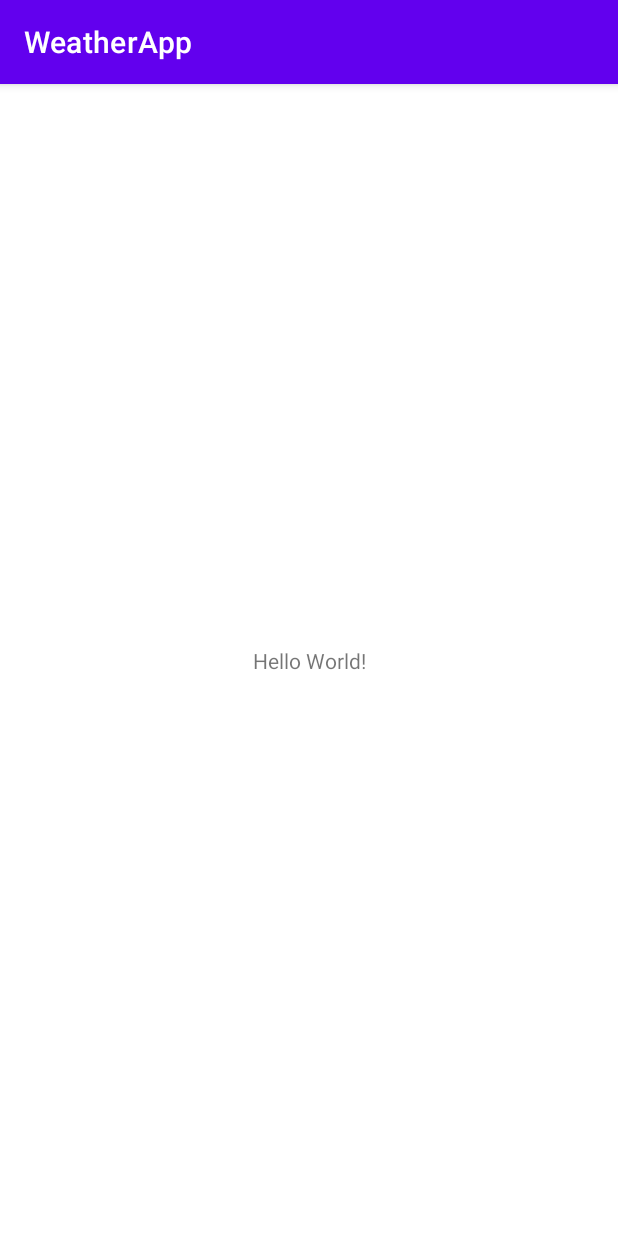
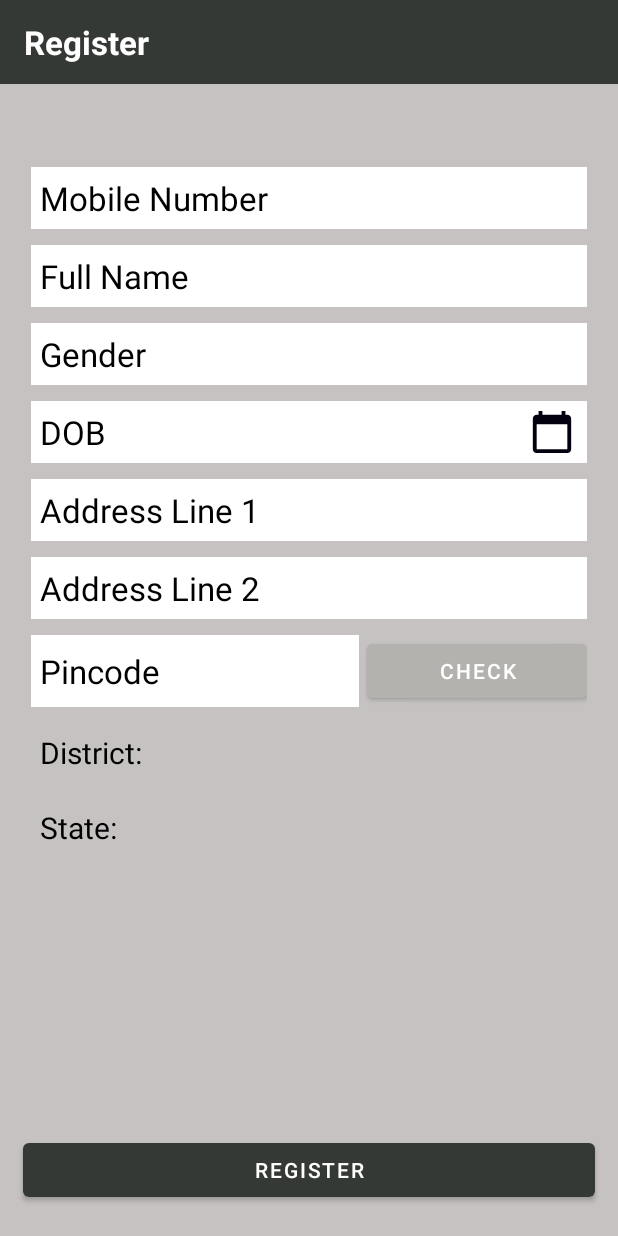
Before and after one commit to Kakashi-23/WeatherApp, an Android app: the screen it shows after launch (MainActivity before the commit, RegistrationActivity after it), on a phone screen of 412 x 824 dp. Run offline under Robolectric (Android 15) with nearby library versions, the phone set to English and light mode, and no system bars.

Commit message:
registration activity setup

```diff
--- a/app/src/main/AndroidManifest.xml
+++ b/app/src/main/AndroidManifest.xml
@@ -9,13 +9,14 @@
         android:roundIcon="@mipmap/ic_launcher_round"
         android:supportsRtl="true"
         android:theme="@style/Theme.WeatherApp">
-        <activity android:name=".MainActivity">
+        <activity android:name=".RegistrationActivity">
             <intent-filter>
                 <action android:name="android.intent.action.MAIN" />
 
                 <category android:name="android.intent.category.LAUNCHER" />
             </intent-filter>
         </activity>
+        <activity android:name=".MainActivity"></activity>
     </application>
 
 </manifest>
--- /dev/null
+++ b/app/src/main/java/com/example/weatherapp/DatePickerFragment.kt
@@ -0,0 +1,4 @@
+package com.example.weatherapp
+ class DatePickerFragment(){
+
+ }
--- /dev/null
+++ b/app/src/main/java/com/example/weatherapp/RegistrationActivity.kt
@@ -0,0 +1,125 @@
+package com.example.weatherapp
+
+import androidx.appcompat.app.AppCompatActivity
+import android.os.Bundle
+import android.text.InputType
+import android.view.View
+import android.widget.*
+import com.google.android.material.appbar.MaterialToolbar
+import com.google.android.material.textfield.MaterialAutoCompleteTextView
+import java.util.*
+
+class RegistrationActivity : AppCompatActivity() {
+
+    lateinit var toolbar:MaterialToolbar
+    lateinit var mobileNo:EditText
+    lateinit var fullName:EditText
+    lateinit var gender:AutoCompleteTextView
+    lateinit var dob:EditText
+    lateinit var addressLine1:EditText
+    lateinit var addressLine2:EditText
+    lateinit var pincode:EditText
+    lateinit var dateIcon:ImageView
+    lateinit var checkButton:Button
+    lateinit var registerButton:Button
+    lateinit var district:TextView
+    lateinit var state:TextView
+
+    val genderSpinnerValues= arrayOf("Male","Female","Other")
+   // lateinit var genderDropdown:AutoCompleteTextView
+    override fun onCreate(savedInstanceState: Bundle?) {
+        super.onCreate(savedInstanceState)
+        setContentView(R.layout.activity_registration)
+        init()
+        buttonClickFunctions()
+        dobSpinner()
+
+
+    }
+
+    private fun init(){
+        toolbar = findViewById(R.id.toolbar)
+        mobileNo=findViewById(R.id.mobileNo)
+        fullName=findViewById(R.id.fullName)
+        gender=findViewById(R.id.gender)
+        dob=findViewById(R.id.dob)
+        addressLine1=findViewById(R.id.address_line_1)
+        addressLine2=findViewById(R.id.address_line_2)
+        pincode=findViewById(R.id.pincode)
+        checkButton=findViewById(R.id.check_pincode)
+        dateIcon=findViewById(R.id.calender_icon)
+        registerButton=findViewById(R.id.register)
+        district=findViewById(R.id.district)
+        state=findViewById(R.id.state)
+    //    genderDropdown=findViewById(R.id.genderDropDown)
+        dateIcon.setColorFilter(R.color.black)
+        gender.inputType=InputType.TYPE_NULL
+        dob.inputType=InputType.TYPE_NULL
+       // TODO pincode  check color change
+
+    }
+    private fun buttonClickFunctions(){
+        checkButton.setOnClickListener {
+            // TODO get Pincode api result
+            Toast.makeText(this,"here",Toast.LENGTH_SHORT).show()
+
+        }
+        registerButton.setOnClickListener {
+            checkEnteredData()
+           Toast.makeText(this,"Entered data passes",Toast.LENGTH_SHORT).show()
+        }
+
+        dateIcon.setOnClickListener {
+            // TODO date selection dialog
+        }
+    }
+
+    private fun checkEnteredData() {
+        if (mobileNo.text.isNullOrBlank()){
+            mobileNo.error = "Enter Mobile No"
+            return
+        }else if (fullName.text.isNullOrBlank()){
+            fullName.error = "Enter Name"
+            return
+        }else if (gender.text.isNullOrBlank()){
+            gender.error = "Select gender"
+            return
+        }else if (dob.text.isNullOrBlank()){
+            dob.error = "Enter Date of Birth"
+            return
+        }else if (addressLine1.text.isNullOrBlank()){
+            addressLine1.error = "Enter address"
+            return
+        }else if (pincode.text.isNullOrBlank()){
+            pincode.error = "Enter Pin-code"
+            return
+        }else if (addressLine1.text.toString().length<3){
+            addressLine1.error = "Address should be minimun 3 letters"
+            return
+        }else if (mobileNo.text.toString().length<10){
+            mobileNo.error = "Enter correct Mobile No"
+            return
+        }
+    }
+
+    private fun dobSpinner(){
+        val dropdownAdapter = ArrayAdapter(this,
+                R.layout.support_simple_spinner_dropdown_item,genderSpinnerValues)
+       gender.setAdapter(dropdownAdapter)
+       gender.threshold= Int.MAX_VALUE
+        gender.onItemSelectedListener=object : AdapterView.OnItemSelectedListener{
+            override fun onItemSelected(p0: AdapterView<*>?, p1: View?, p2: Int, p3: Long) {
+               gender.setText(genderSpinnerValues[p2])
+            }
+            override fun onNothingSelected(p0: AdapterView<*>?) {
+                TODO("Not yet implemented")
+
+            }
+
+        }
+        gender.setOnClickListener {
+            gender.showDropDown()
+
+        }
+    }
+}
--- /dev/null
+++ b/app/src/main/res/drawable/ic_calender_icon.xml
@@ -0,0 +1,10 @@
+<vector xmlns:android="http://schemas.android.com/apk/res/android"
+    android:width="24dp"
+    android:height="24dp"
+    android:viewportWidth="24"
+    android:viewportHeight="24"
+    android:tint="?attr/colorControlNormal">
+  <path
+      android:fillColor="@android:color/black"
+      android:pathData="M20,3h-1L19,1h-2v2L7,3L7,1L5,1v2L4,3c-1.1,0 -2,0.9 -2,2v16c0,1.1 0.9,2 2,2h16c1.1,0 2,-0.9 2,-2L22,5c0,-1.1 -0.9,-2 -2,-2zM20,21L4,21L4,8h16v13z"/>
+</vector>
--- /dev/null
+++ b/app/src/main/res/layout/activity_registration.xml
@@ -0,0 +1,218 @@
+<?xml version="1.0" encoding="utf-8"?>
+<androidx.constraintlayout.widget.ConstraintLayout xmlns:android="http://schemas.android.com/apk/res/android"
+    xmlns:app="http://schemas.android.com/apk/res-auto"
+    xmlns:tools="http://schemas.android.com/tools"
+    android:layout_width="match_parent"
+    android:layout_height="match_parent"
+    tools:context=".RegistrationActivity"
+    android:background="@color/background_grey">
+
+    <com.google.android.material.appbar.MaterialToolbar
+        android:id="@+id/toolbar"
+        android:layout_width="match_parent"
+        android:layout_height="wrap_content"
+        app:layout_constraintStart_toStartOf="parent"
+        app:layout_constraintTop_toTopOf="parent"
+        app:layout_constraintEnd_toEndOf="parent"
+        android:background="@color/black_light"
+        android:gravity="center_vertical"
+        >
+        <TextView
+            android:layout_width="wrap_content"
+            android:layout_height="wrap_content"
+            app:layout_constraintTop_toTopOf="parent"
+            app:layout_constraintStart_toStartOf="parent"
+            android:text="Register"
+            android:textColor="@color/white"
+            android:textSize="22sp"
+            android:textStyle="bold"
+            />
+    </com.google.android.material.appbar.MaterialToolbar>
+
+    <LinearLayout
+        android:id="@+id/details_layout"
+        android:layout_width="match_parent"
+        android:layout_height="wrap_content"
+        android:layout_marginStart="15dp"
+        android:layout_marginTop="50dp"
+        android:layout_marginEnd="15dp"
+        android:orientation="vertical"
+        app:layout_constraintEnd_toEndOf="parent"
+        app:layout_constraintStart_toStartOf="parent"
+        app:layout_constraintTop_toBottomOf="@id/toolbar">
+
+        <EditText
+            android:id="@+id/mobileNo"
+            android:layout_width="match_parent"
+            android:layout_height="wrap_content"
+            android:background="@color/white"
+            android:hint="@string/mobile_number"
+            android:inputType="phone"
+            android:textColor="@color/black"
+            android:textColorHint="@color/black"
+            android:maxLength="10"
+            android:textSize="22sp"
+            android:padding="6dp"
+            android:layout_margin="5dp"
+            />
+
+        <EditText
+            android:id="@+id/fullName"
+            android:layout_width="match_parent"
+            android:layout_height="wrap_content"
+            android:background="@color/white"
+            android:hint="@string/full_name"
+            android:inputType="text"
+            android:maxLength="50"
+            android:textSize="22sp"
+            android:padding="6dp"
+            android:layout_margin="5dp"
+            android:textColor="@color/black"
+            android:textColorHint="@color/black"
+            />
+
+        <AutoCompleteTextView
+            android:id="@+id/gender"
+            android:layout_width="match_parent"
+            android:layout_height="wrap_content"
+            android:background="@color/white"
+            android:hint="@string/gender"
+            android:inputType="none"
+            style="@style/Widget.AppCompat.Spinner.DropDown"
+            android:textSize="22sp"
+            android:padding="6dp"
+            android:layout_margin="5dp"
+            android:textColor="@color/black"
+            android:textColorHint="@color/black"
+            android:clickable="true"
+            android:focusable="true" />
+        <LinearLayout
+            android:id="@+id/dob_layout"
+            android:layout_width="match_parent"
+            android:layout_height="wrap_content"
+            android:weightSum="2"
+            android:orientation="horizontal"
+            android:padding="0dp"
+            android:layout_margin="5dp">
+
+            <EditText
+                android:id="@+id/dob"
+                android:layout_width="0dp"
+                android:layout_weight="1.75"
+                android:layout_height="match_parent"
+                android:background="@color/white"
+                android:hint="DOB"
+                android:inputType="none"
+                android:textSize="22sp"
+                android:padding="6dp"
+                android:textColor="@color/black"
+                android:textColorHint="@color/black"/>
+
+            <ImageView
+                android:id="@+id/calender_icon"
+                android:layout_width="0dp"
+                android:layout_height="match_parent"
+                android:layout_weight="0.25"
+                android:src="@drawable/ic_calender_icon"
+                android:background="@color/white"
+                android:padding="5dp" />
+
+        </LinearLayout>
+        <EditText
+            android:id="@+id/address_line_1"
+            android:layout_width="match_parent"
+            android:layout_height="wrap_content"
+            android:background="@color/white"
+            android:hint="@string/address_line_1"
+            android:inputType="text"
+            android:maxLength="30"
+            android:textSize="22sp"
+            android:padding="6dp"
+            android:layout_margin="5dp"
+            android:textColor="@color/black"
+            android:textColorHint="@color/black"
+            />
+        <EditText
+            android:id="@+id/address_line_2"
+            android:layout_width="match_parent"
+            android:layout_height="wrap_content"
+            android:background="@color/white"
+            android:hint="@string/address_line_2"
+            android:inputType="text"
+            android:maxLength="50"
+            android:textSize="22sp"
+            android:padding="6dp"
+            android:layout_margin="5dp"
+            android:textColor="@color/black"
+            android:textColorHint="@color/black"
+            />
+        <LinearLayout
+            android:id="@+id/pincode_layout"
+            android:layout_width="match_parent"
+            android:layout_height="wrap_content"
+            android:weightSum="2"
+            android:orientation="horizontal"
+            android:layout_margin="5dp">
+
+            <EditText
+                android:id="@+id/pincode"
+                android:layout_width="0dp"
+                android:layout_weight="1.2"
+                android:layout_height="match_parent"
+                android:background="@color/white"
+                android:hint="Pincode"
+                android:inputType="number"
+                android:textSize="22sp"
+                android:padding="6dp"
+                android:maxLength="6"
+                android:textColor="@color/black"
+                android:textColorHint="@color/black"/>
+            <Button
+                android:id="@+id/check_pincode"
+                android:layout_width="0dp"
+                android:layout_height="match_parent"
+                android:layout_weight="0.8"
+                android:text="Check"
+                android:backgroundTint="#B3B2AF"
+                android:layout_marginStart="5dp"
+                />
+
+        </LinearLayout>
+        <TextView
+            android:id="@+id/district"
+            android:layout_width="wrap_content"
+            android:layout_height="wrap_content"
+            android:text="District:"
+            android:padding="6dp"
+            android:textSize="20sp"
+            android:layout_margin="5dp"
+            android:textColor="@color/black"
+            />
+        <TextView
+            android:id="@+id/state"
+            android:layout_width="wrap_content"
+            android:layout_height="wrap_content"
+            android:text="State:"
+            android:padding="6dp"
+            android:textSize="20sp"
+            android:layout_margin="5dp"
+            android:textColor="@color/black"
+            />
+    </LinearLayout>
+
+    <Button
+        android:id="@+id/register"
+        android:layout_width="match_parent"
+        android:layout_height="wrap_content"
+        android:layout_marginStart="15dp"
+        android:layout_marginEnd="15dp"
+        android:layout_marginBottom="20dp"
+        app:layout_constraintBottom_toBottomOf="parent"
+        app:layout_constraintEnd_toEndOf="parent"
+        app:layout_constraintStart_toStartOf="parent"
+        android:text="Register"/>
+
+
+
+
+</androidx.constraintlayout.widget.ConstraintLayout>
--- a/app/src/main/res/values-night/themes.xml
+++ b/app/src/main/res/values-night/themes.xml
@@ -1,13 +1,13 @@
 <resources xmlns:tools="http://schemas.android.com/tools">
     <!-- Base application theme. -->
-    <style name="Theme.WeatherApp" parent="Theme.MaterialComponents.DayNight.DarkActionBar">
+    <style name="Theme.WeatherApp" parent="Theme.MaterialComponents.DayNight.NoActionBar">
         <!-- Primary brand color. -->
-        <item name="colorPrimary">@color/purple_200</item>
+        <item name="colorPrimary">@color/black_light</item>
         <item name="colorPrimaryVariant">@color/purple_700</item>
-        <item name="colorOnPrimary">@color/black</item>
+        <item name="colorOnPrimary">@color/white</item>
         <!-- Secondary brand color. -->
         <item name="colorSecondary">@color/teal_200</item>
-        <item name="colorSecondaryVariant">@color/teal_200</item>
+        <item name="colorSecondaryVariant">@color/teal_700</item>
         <item name="colorOnSecondary">@color/black</item>
         <!-- Status bar color. -->
         <item name="android:statusBarColor" tools:targetApi="l">?attr/colorPrimaryVariant</item>
--- a/app/src/main/res/values/colors.xml
+++ b/app/src/main/res/values/colors.xml
@@ -1,10 +1,11 @@
 <?xml version="1.0" encoding="utf-8"?>
 <resources>
     <color name="purple_200">#FFBB86FC</color>
-    <color name="purple_500">#FF6200EE</color>
+    <color name="black_light">#353935</color>
     <color name="purple_700">#FF3700B3</color>
     <color name="teal_200">#FF03DAC5</color>
     <color name="teal_700">#FF018786</color>
     <color name="black">#FF000000</color>
     <color name="white">#FFFFFFFF</color>
+    <color name="background_grey">#C6C2C2</color>
 </resources>
--- a/app/src/main/res/values/strings.xml
+++ b/app/src/main/res/values/strings.xml
@@ -1,3 +1,8 @@
 <resources>
     <string name="app_name">WeatherApp</string>
+    <string name="mobile_number">Mobile Number</string>
+    <string name="full_name">Full Name</string>
+    <string name="gender">Gender</string>
+    <string name="address_line_1">Address Line 1</string>
+    <string name="address_line_2">Address Line 2</string>
 </resources>
--- a/app/src/main/res/values/themes.xml
+++ b/app/src/main/res/values/themes.xml
@@ -1,8 +1,8 @@
 <resources xmlns:tools="http://schemas.android.com/tools">
     <!-- Base application theme. -->
-    <style name="Theme.WeatherApp" parent="Theme.MaterialComponents.DayNight.DarkActionBar">
+    <style name="Theme.WeatherApp" parent="Theme.MaterialComponents.DayNight.NoActionBar">
         <!-- Primary brand color. -->
-        <item name="colorPrimary">@color/purple_500</item>
+        <item name="colorPrimary">@color/black_light</item>
         <item name="colorPrimaryVariant">@color/purple_700</item>
         <item name="colorOnPrimary">@color/white</item>
         <!-- Secondary brand color. -->
```
